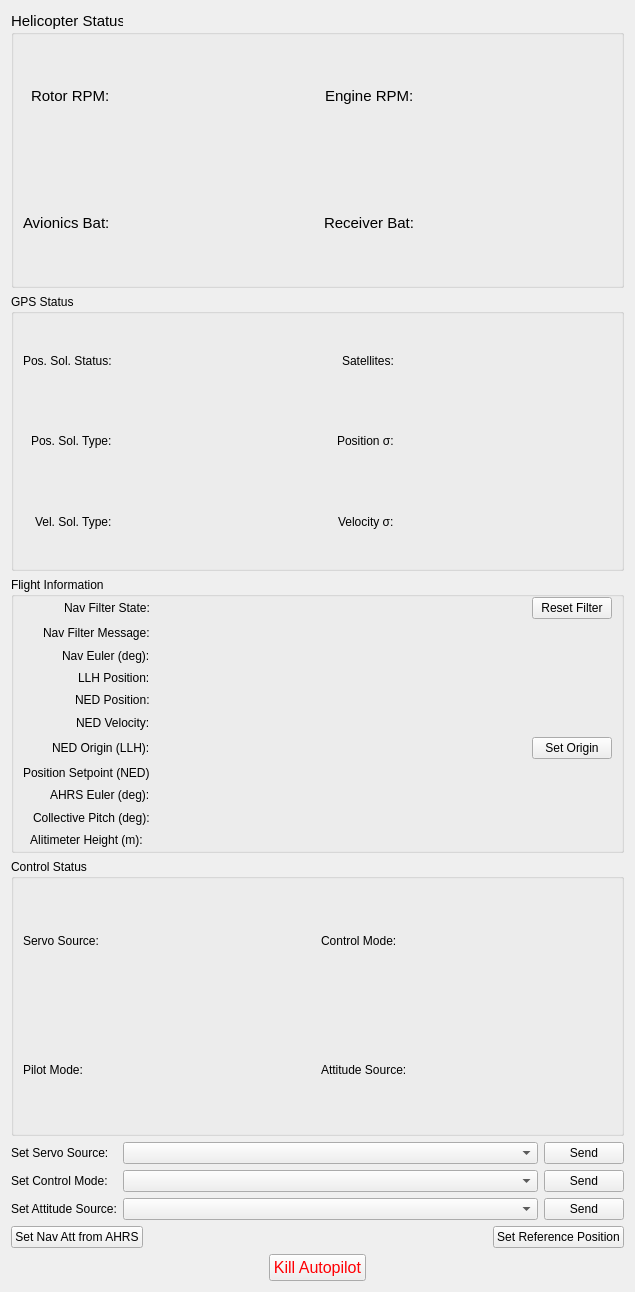
Before: the Qt Designer form src/ui/ualberta/UAlbertaControlWidget.ui in josephlewis42/UDenverQGC, drawn with Qt 5.
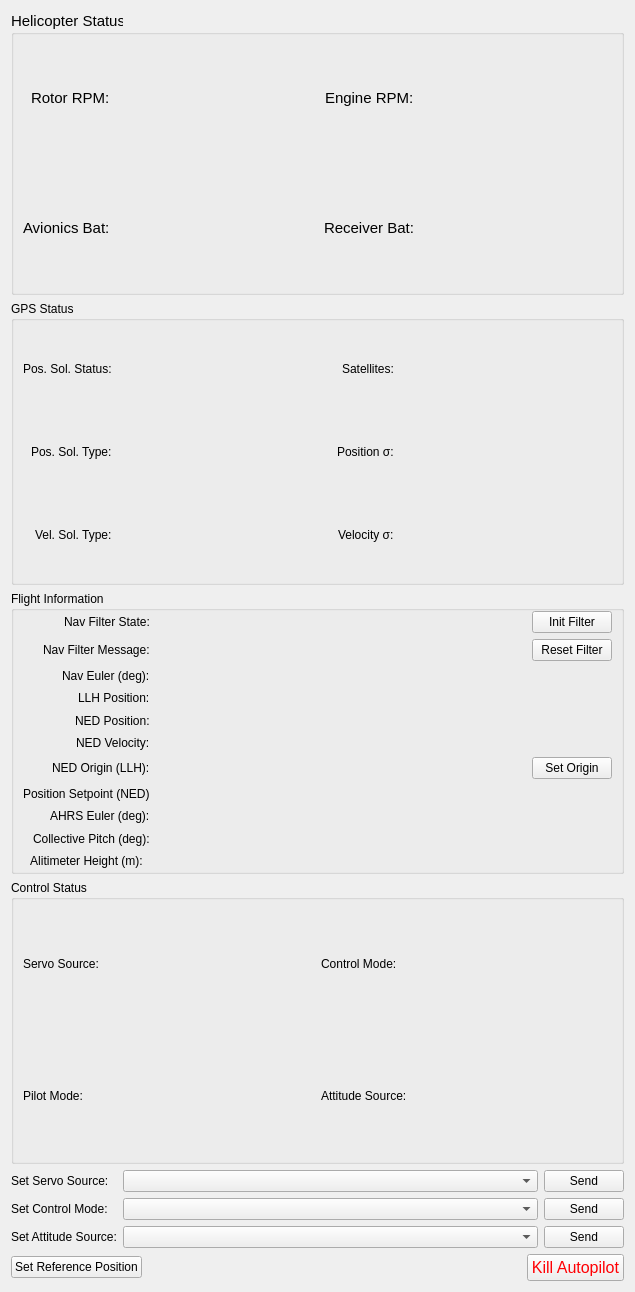
After: the same form once the commit is applied. Icons and pictures are not drawn.

Commit message: Added plots for several other variables in the interface, renamed 'set attitude from ahrs' to init, which it actually does

```diff
--- a/src/ui/ualberta/UAlbertaControlWidget.ui
+++ b/src/ui/ualberta/UAlbertaControlWidget.ui
@@ -50,16 +50,6 @@
         </property>
         <item>
          <layout class="QGridLayout" name="gridLayout_6" columnstretch="0,0,0,0">
-          <item row="1" column="0" alignment="Qt::AlignRight">
-           <widget class="QLabel" name="label_15">
-            <property name="toolTip">
-             <string>Avionics battery level</string>
-            </property>
-            <property name="text">
-             <string>Avionics Bat:</string>
-            </property>
-           </widget>
-          </item>
           <item row="0" column="0" alignment="Qt::AlignRight">
            <widget class="QLabel" name="label_8">
             <property name="text">
@@ -105,10 +95,13 @@
             </property>
            </widget>
           </item>
-          <item row="1" column="3">
-           <widget class="QLabel" name="receiver_bat_label">
+          <item row="1" column="0">
+           <widget class="QLabel" name="label_15">
+            <property name="toolTip">
+             <string>Avionics battery level</string>
+            </property>
             <property name="text">
-             <string/>
+             <string>Avionics Bat:</string>
             </property>
            </widget>
           </item>
@@ -379,13 +372,6 @@
             </property>
            </widget>
           </item>
-          <item row="2" column="2">
-           <widget class="QPushButton" name="reset_filter_button">
-            <property name="text">
-             <string>Reset Filter</string>
-            </property>
-           </widget>
-          </item>
           <item row="3" column="1">
            <widget class="QLabel" name="gx3_message_label">
             <property name="text">
@@ -535,6 +521,20 @@
             </property>
            </widget>
           </item>
+          <item row="2" column="2">
+           <widget class="QPushButton" name="set_attitude_button">
+            <property name="text">
+             <string>Init Filter</string>
+            </property>
+           </widget>
+          </item>
+          <item row="3" column="2">
+           <widget class="QPushButton" name="reset_filter_button">
+            <property name="text">
+             <string>Reset Filter</string>
+            </property>
+           </widget>
+          </item>
          </layout>
         </item>
        </layout>
@@ -675,16 +675,19 @@
       </layout>
      </item>
      <item>
-      <layout class="QGridLayout" name="gridLayout_4">
-       <item row="0" column="0">
-        <widget class="QPushButton" name="set_attitude_button">
+      <layout class="QHBoxLayout" name="horizontalLayout">
+       <item>
+        <widget class="QPushButton" name="setRefPos">
+         <property name="focusPolicy">
+          <enum>Qt::WheelFocus</enum>
+         </property>
          <property name="text">
-          <string>Set Nav Att from AHRS</string>
+          <string>Set Reference Position</string>
          </property>
         </widget>
        </item>
-       <item row="0" column="1">
-        <spacer name="horizontalSpacer_4">
+       <item>
+        <spacer name="horizontalSpacer_3">
          <property name="orientation">
           <enum>Qt::Horizontal</enum>
          </property>
@@ -696,20 +699,6 @@
          </property>
         </spacer>
        </item>
-       <item row="0" column="2">
-        <widget class="QPushButton" name="setRefPos">
-         <property name="focusPolicy">
-          <enum>Qt::WheelFocus</enum>
-         </property>
-         <property name="text">
-          <string>Set Reference Position</string>
-         </property>
-        </widget>
-       </item>
-      </layout>
-     </item>
-     <item>
-      <layout class="QHBoxLayout" name="horizontalLayout">
        <item alignment="Qt::AlignHCenter">
         <widget class="QPushButton" name="shutdown_button">
          <property name="font">
```
Left out of the diff: 7 changed lines with no effect on the pictures. The commit also changes 1 other file.
